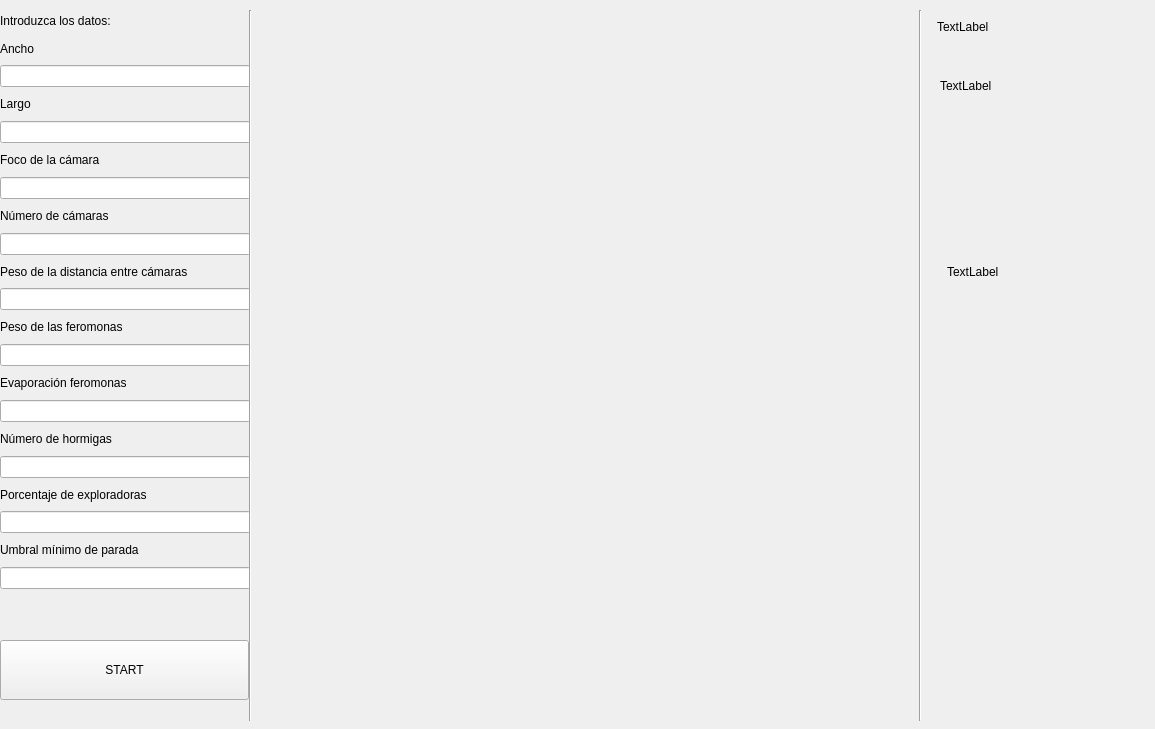
CristinaMG/Bioinspirada, file camerasWindow.ui: the form before one commit.
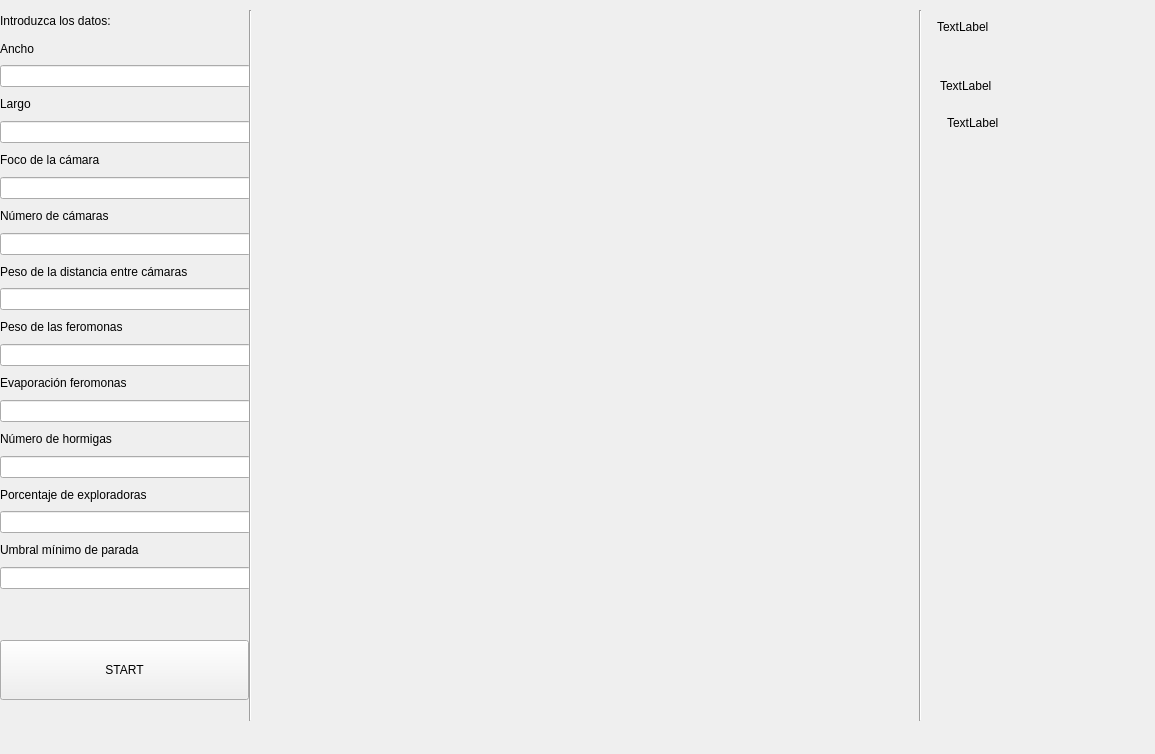
The form after the commit.

Patch:
```diff
--- a/camerasWindow.ui
+++ b/camerasWindow.ui
@@ -10,7 +10,7 @@
     <x>0</x>
     <y>0</y>
     <width>1155</width>
-    <height>729</height>
+    <height>754</height>
    </rect>
   </property>
   <property name="sizePolicy">
@@ -179,7 +179,7 @@
      <x>280</x>
      <y>0</y>
      <width>631</width>
-     <height>721</height>
+     <height>401</height>
     </rect>
    </property>
    <layout class="QVBoxLayout" name="imagesLayout">
@@ -193,9 +193,6 @@
       </property>
      </widget>
     </item>
-    <item>
-     <widget class="QWidget" name="pheromones" native="true"/>
-    </item>
    </layout>
   </widget>
   <widget class="Line" name="line">
@@ -275,12 +272,33 @@
      <x>947</x>
      <y>116</y>
      <width>171</width>
-     <height>311</height>
+     <height>531</height>
     </rect>
    </property>
+   <property name="autoFillBackground">
+    <bool>false</bool>
+   </property>
    <property name="text">
     <string>TextLabel</string>
    </property>
+   <property name="alignment">
+    <set>Qt::AlignLeading|Qt::AlignLeft|Qt::AlignTop</set>
+   </property>
+  </widget>
+  <widget class="QWidget" name="horizontalLayoutWidget">
+   <property name="geometry">
+    <rect>
+     <x>280</x>
+     <y>370</y>
+     <width>631</width>
+     <height>381</height>
+    </rect>
+   </property>
+   <layout class="QHBoxLayout" name="pheromLayout">
+    <item>
+     <widget class="QWidget" name="pheromones" native="true"/>
+    </item>
+   </layout>
   </widget>
  </widget>
  <resources/>
```
